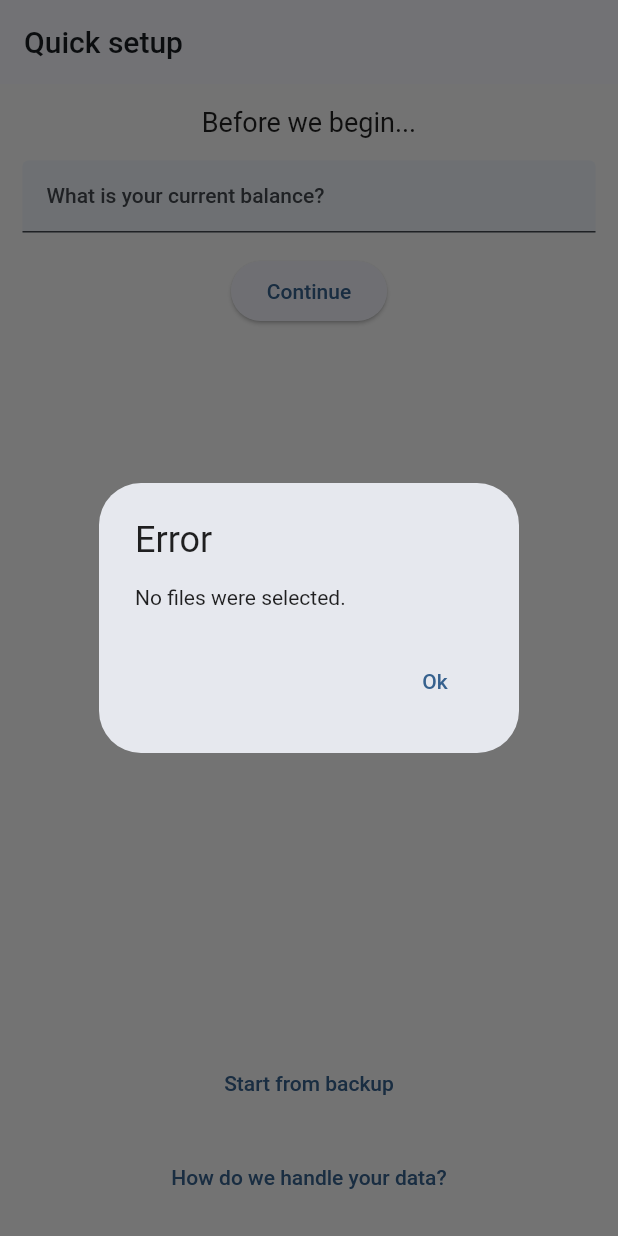
After one commit to hendrychjan/connie, a Flutter app: the screen it shows after launch, after a tap on "Start from backup", on a phone screen of 412 x 824 dp. The commit adds this screen. Run offline on Flutter 3.47's test engine with Material 2 defaults, Android fonts, the phone set to English and light mode, and no system bars; our stand-ins replace file_picker, flutter_colorpicker, get, hive, hive_flutter, package_info_plus and 1 more; missing offline and left inert: bson; accounts and stored records are empty.

Commit message:
Setup the basic restoration strategy - forward

```diff
--- a/lib/pages/first_time_setup_page.dart
+++ b/lib/pages/first_time_setup_page.dart
@@ -1,6 +1,8 @@
 import 'package:connie/forms/first_time_setup_form.dart';
 import 'package:connie/getx/app_controller.dart';
 import 'package:connie/pages/home_page.dart';
+import 'package:connie/services/hive_service.dart';
+import 'package:connie/widgets/common/error_dialog.dart';
 import 'package:connie/widgets/common/privacy_notice_dialog.dart';
 import 'package:flutter/material.dart';
 import 'package:get/get.dart';
@@ -26,6 +28,17 @@
 
   void _openPrivacyNotice() {
     Get.dialog(const PrivacyNoticeDialog());
+  }
+
+  Future<void> _startFromBackup() async {
+    try {
+      await AppController.to.hiveService.restoreApplicationdata(
+        BackupRestoreStrategy.replaceAll,
+      );
+      Get.offAll(() => const HomePage());
+    } catch (e) {
+      Get.dialog(ErrorDialog(message: e.toString()));
+    }
   }
 
   @override
@@ -54,6 +67,13 @@
           Padding(
             padding: const EdgeInsets.only(bottom: 15),
             child: TextButton(
+              onPressed: _startFromBackup,
+              child: const Text("Start from backup"),
+            ),
+          ),
+          Padding(
+            padding: const EdgeInsets.only(bottom: 15),
+            child: TextButton(
               onPressed: _openPrivacyNotice,
               child: const Text("How do we handle your data?"),
             ),
--- a/lib/services/init_service.dart
+++ b/lib/services/init_service.dart
@@ -17,7 +17,7 @@
     _registerGetxSingletons();
     await _initHive();
     await _initControllerServices();
-    await _initControllerFields();
+    await initControllerFields();
     await _initAppInfo();
     _initAppTheme();
   }
@@ -40,7 +40,7 @@
     await AppController.to.hiveService.init();
   }
 
-  static Future<void> _initControllerFields() async {
+  static Future<void> initControllerFields() async {
     // Check if this is the first time the app has been opened
     if (AppController.to.hiveService.preferencesBox.containsKey("everOpened")) {
       AppController.to.firstPage = const HomePage();
--- /dev/null
+++ b/lib/widgets/common/error_dialog.dart
@@ -0,0 +1,24 @@
+import 'package:flutter/material.dart';
+import 'package:get/get.dart';
+
+class ErrorDialog extends StatelessWidget {
+  final String message;
+  const ErrorDialog({
+    super.key,
+    required this.message,
+  });
+
+  @override
+  Widget build(BuildContext context) {
+    return AlertDialog(
+      title: const Text("Error"),
+      content: Text(message.toString()),
+      actions: [
+        TextButton(
+          onPressed: Get.back,
+          child: const Text("Ok"),
+        ),
+      ],
+    );
+  }
+}
--- a/pubspec.yaml
+++ b/pubspec.yaml
@@ -21,6 +21,7 @@
   url_launcher: ^6.1.14
   path_provider: ^2.1.1
   share_plus: ^7.1.0
+  file_picker: ^5.5.0
 
 dev_dependencies:
   flutter_test:
```
Also changed, not shown: lib/objects/category.dart (+8 -0 lines), lib/objects/category_on_record.dart (+8 -0 lines), lib/objects/expense.dart (+9 -0 lines), lib/objects/financial_record.dart (+9 -0 lines), lib/objects/income.dart (+9 -0 lines), lib/services/hive_service.dart (+187 -2 lines), pubspec.lock.
